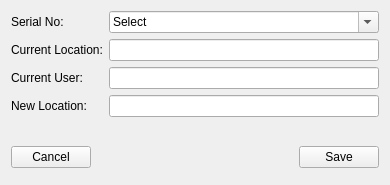
Before: the Qt Designer form GUI/guiTest/uiFiles/testUpdate01.ui in aumanimationstudios/Grantha, drawn with Qt 5.
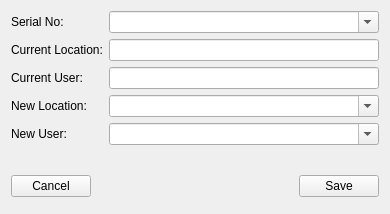
After: the same form once the commit is applied.

```diff
--- a/GUI/guiTest/uiFiles/testUpdate01.ui
+++ b/GUI/guiTest/uiFiles/testUpdate01.ui
@@ -7,23 +7,86 @@
     <x>0</x>
     <y>0</y>
     <width>390</width>
-    <height>185</height>
+    <height>214</height>
    </rect>
   </property>
   <property name="windowTitle">
    <string>Form</string>
   </property>
   <layout class="QGridLayout" name="gridLayout">
-   <item row="2" column="0">
-    <widget class="QLabel" name="label_3">
+   <item row="6" column="0" colspan="2">
+    <layout class="QHBoxLayout" name="horizontalLayout_3">
+     <item>
+      <widget class="QPushButton" name="cancelButton">
+       <property name="text">
+        <string>Cancel</string>
+       </property>
+      </widget>
+     </item>
+     <item>
+      <spacer name="horizontalSpacer_3">
+       <property name="orientation">
+        <enum>Qt::Horizontal</enum>
+       </property>
+       <property name="sizeHint" stdset="0">
+        <size>
+         <width>28</width>
+         <height>33</height>
+        </size>
+       </property>
+      </spacer>
+     </item>
+     <item>
+      <widget class="QPushButton" name="saveButton">
+       <property name="text">
+        <string>Save</string>
+       </property>
+      </widget>
+     </item>
+    </layout>
+   </item>
+   <item row="1" column="1">
+    <widget class="QLineEdit" name="currentLocationBox">
      <property name="sizePolicy">
+      <sizepolicy hsizetype="MinimumExpanding" vsizetype="Fixed">
+       <horstretch>0</horstretch>
+       <verstretch>0</verstretch>
+      </sizepolicy>
+     </property>
+     <property name="maxLength">
+      <number>30</number>
+     </property>
+     <property name="readOnly">
+      <bool>true</bool>
+     </property>
+     <property name="clearButtonEnabled">
+      <bool>false</bool>
+     </property>
+    </widget>
+   </item>
+   <item row="3" column="0">
+    <widget class="QLabel" name="label_4">
+     <property name="sizePolicy">
       <sizepolicy hsizetype="Fixed" vsizetype="Fixed">
        <horstretch>0</horstretch>
        <verstretch>0</verstretch>
       </sizepolicy>
      </property>
      <property name="text">
-      <string>Current User:</string>
+      <string>New Location:</string>
+     </property>
+    </widget>
+   </item>
+   <item row="1" column="0">
+    <widget class="QLabel" name="label_2">
+     <property name="sizePolicy">
+      <sizepolicy hsizetype="Fixed" vsizetype="Fixed">
+       <horstretch>0</horstretch>
+       <verstretch>0</verstretch>
+      </sizepolicy>
+     </property>
+     <property name="text">
+      <string>Current Location:</string>
      </property>
     </widget>
    </item>
@@ -43,26 +106,20 @@
      </property>
     </widget>
    </item>
-   <item row="3" column="1">
-    <widget class="QLineEdit" name="newLocationBox">
+   <item row="0" column="1">
+    <widget class="QComboBox" name="serialNoBox">
      <property name="sizePolicy">
       <sizepolicy hsizetype="MinimumExpanding" vsizetype="Fixed">
        <horstretch>0</horstretch>
        <verstretch>0</verstretch>
       </sizepolicy>
      </property>
-     <property name="maxLength">
-      <number>30</number>
-     </property>
-     <property name="readOnly">
-      <bool>false</bool>
-     </property>
-     <property name="clearButtonEnabled">
+     <property name="editable">
       <bool>true</bool>
      </property>
     </widget>
    </item>
-   <item row="4" column="0" colspan="2">
+   <item row="5" column="0" colspan="2">
     <spacer name="verticalSpacer_2">
      <property name="orientation">
       <enum>Qt::Vertical</enum>
@@ -75,66 +132,16 @@
      </property>
     </spacer>
    </item>
-   <item row="1" column="1">
-    <widget class="QLineEdit" name="currentLocationBox">
+   <item row="2" column="0">
+    <widget class="QLabel" name="label_3">
      <property name="sizePolicy">
-      <sizepolicy hsizetype="MinimumExpanding" vsizetype="Fixed">
-       <horstretch>0</horstretch>
-       <verstretch>0</verstretch>
-      </sizepolicy>
-     </property>
-     <property name="maxLength">
-      <number>30</number>
-     </property>
-     <property name="readOnly">
-      <bool>true</bool>
-     </property>
-     <property name="clearButtonEnabled">
-      <bool>false</bool>
-     </property>
-    </widget>
-   </item>
-   <item row="0" column="1">
-    <widget class="QComboBox" name="serialNoBox">
-     <property name="sizePolicy">
-      <sizepolicy hsizetype="MinimumExpanding" vsizetype="Fixed">
-       <horstretch>0</horstretch>
-       <verstretch>0</verstretch>
-      </sizepolicy>
-     </property>
-     <property name="editable">
-      <bool>true</bool>
-     </property>
-     <item>
-      <property name="text">
-       <string>Select</string>
-      </property>
-     </item>
-    </widget>
-   </item>
-   <item row="3" column="0">
-    <widget class="QLabel" name="label_4">
-     <property name="sizePolicy">
       <sizepolicy hsizetype="Fixed" vsizetype="Fixed">
        <horstretch>0</horstretch>
        <verstretch>0</verstretch>
       </sizepolicy>
      </property>
      <property name="text">
-      <string>New Location:</string>
-     </property>
-    </widget>
-   </item>
-   <item row="1" column="0">
-    <widget class="QLabel" name="label_2">
-     <property name="sizePolicy">
-      <sizepolicy hsizetype="Fixed" vsizetype="Fixed">
-       <horstretch>0</horstretch>
-       <verstretch>0</verstretch>
-      </sizepolicy>
-     </property>
-     <property name="text">
-      <string>Current Location:</string>
+      <string>Current User:</string>
      </property>
     </widget>
    </item>
@@ -154,36 +161,44 @@
      </property>
     </widget>
    </item>
-   <item row="5" column="0" colspan="2">
-    <layout class="QHBoxLayout" name="horizontalLayout_3">
-     <item>
-      <widget class="QPushButton" name="cancelButton">
-       <property name="text">
-        <string>Cancel</string>
-       </property>
-      </widget>
-     </item>
-     <item>
-      <spacer name="horizontalSpacer_3">
-       <property name="orientation">
-        <enum>Qt::Horizontal</enum>
-       </property>
-       <property name="sizeHint" stdset="0">
-        <size>
-         <width>28</width>
-         <height>33</height>
-        </size>
-       </property>
-      </spacer>
-     </item>
-     <item>
-      <widget class="QPushButton" name="saveButton">
-       <property name="text">
-        <string>Save</string>
-       </property>
-      </widget>
-     </item>
-    </layout>
+   <item row="4" column="0">
+    <widget class="QLabel" name="label_5">
+     <property name="sizePolicy">
+      <sizepolicy hsizetype="Fixed" vsizetype="Fixed">
+       <horstretch>0</horstretch>
+       <verstretch>0</verstretch>
+      </sizepolicy>
+     </property>
+     <property name="text">
+      <string>New User:</string>
+     </property>
+    </widget>
+   </item>
+   <item row="3" column="1">
+    <widget class="QComboBox" name="newLocationBox">
+     <property name="sizePolicy">
+      <sizepolicy hsizetype="MinimumExpanding" vsizetype="Fixed">
+       <horstretch>0</horstretch>
+       <verstretch>0</verstretch>
+      </sizepolicy>
+     </property>
+     <property name="editable">
+      <bool>true</bool>
+     </property>
+    </widget>
+   </item>
+   <item row="4" column="1">
+    <widget class="QComboBox" name="newUserBox">
+     <property name="sizePolicy">
+      <sizepolicy hsizetype="MinimumExpanding" vsizetype="Fixed">
+       <horstretch>0</horstretch>
+       <verstretch>0</verstretch>
+      </sizepolicy>
+     </property>
+     <property name="editable">
+      <bool>true</bool>
+     </property>
+    </widget>
    </item>
   </layout>
  </widget>
```
